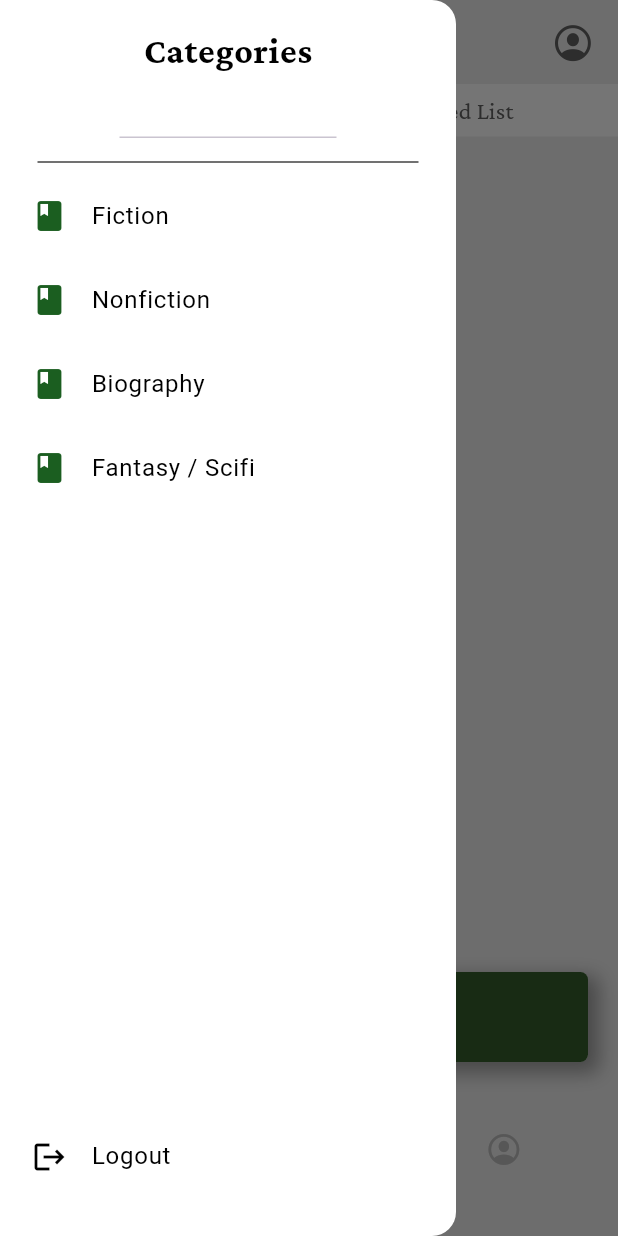
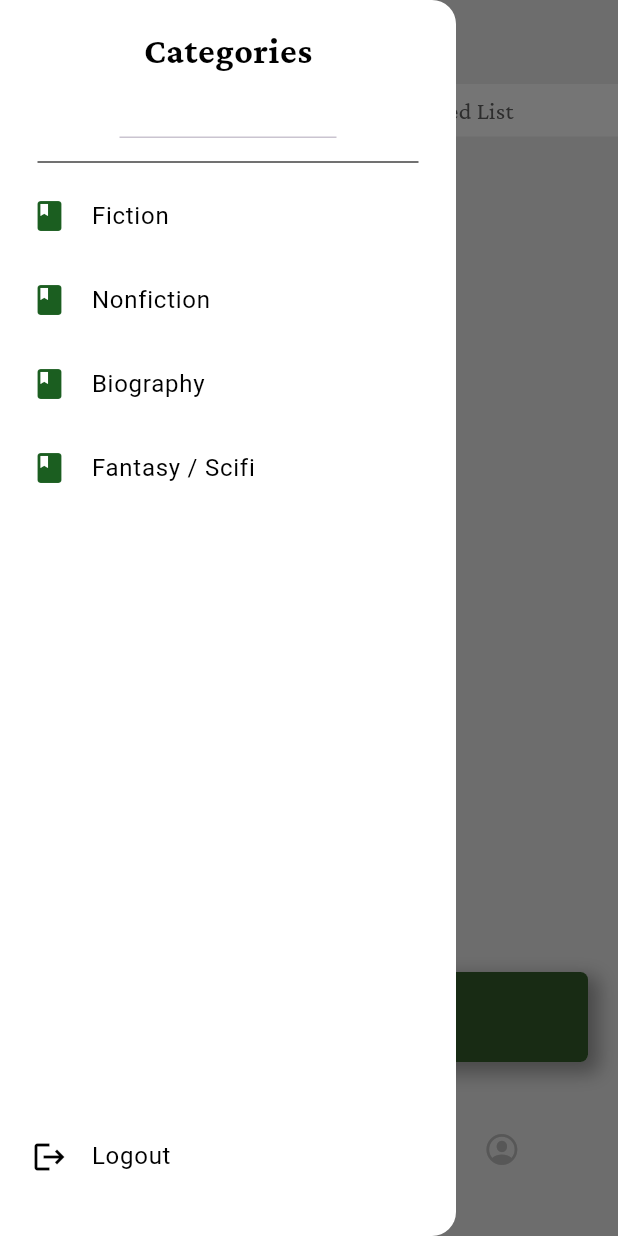
Before and after one commit to ivanespinoza518/QuillAndQuirk, a Flutter app: the HomePage screen opened directly with empty values, item 2 of the bottom bar chosen, in the side drawer, after a tap on the "menu" icon, on a phone screen of 412 x 824 dp. Run offline on Flutter 3.47's test engine with Material 3 defaults, Android fonts, the phone set to English and light mode, and no system bars; drawn by our look-alikes of google_nav_bar; our stand-ins replace flutter_rating_bar, google_fonts; network calls fail.

Commit message:
Fixed layout of the cart.

```diff
--- /dev/null
+++ b/quill_and_quirk/lib/components/book_info.dart
@@ -0,0 +1,55 @@
+import 'package:flutter/material.dart';
+import 'package:google_fonts/google_fonts.dart';
+import 'package:quill_and_quirk/constants/app_sizes.dart';
+
+class BookInfo extends StatelessWidget {
+  const BookInfo({
+    super.key,
+    required this.title,
+    required this.author,
+    required this.price,
+    required this.fontSize,
+  });
+  final String title;
+  final String author;
+  final double price;
+  final double fontSize;
+
+  @override
+  Widget build(BuildContext context) {
+    return Column(
+      mainAxisAlignment: MainAxisAlignment.start,
+      crossAxisAlignment: CrossAxisAlignment.start,
+      children: [
+        Text(
+          title,
+          overflow: TextOverflow.ellipsis,
+          style: TextStyle(
+            color: Colors.black,
+            fontFamily: GoogleFonts.crimsonPro().fontFamily,
+            fontSize: fontSize,
+          ),
+        ),
+        Text(
+          author,
+          overflow: TextOverflow.ellipsis,
+          style: TextStyle(
+            color: Colors.black54,
+            fontFamily: GoogleFonts.crimsonPro().fontFamily,
+            fontSize: fontSize * .75,
+          ),
+        ),
+        gapH12,
+        Text(
+          '\$$price',
+          style: TextStyle(
+            color: Colors.black,
+            fontFamily: GoogleFonts.crimsonPro().fontFamily,
+            fontSize: fontSize,
+            fontWeight: FontWeight.bold,
+          ),
+        ),
+      ],
+    );
+  }
+}
--- a/quill_and_quirk/lib/components/book_tile.dart
+++ b/quill_and_quirk/lib/components/book_tile.dart
@@ -1,6 +1,7 @@
 import 'package:flutter/material.dart';
 import 'package:http/http.dart' as http;
 import 'package:flutter_rating_bar/flutter_rating_bar.dart';
+import 'package:quill_and_quirk/components/book_info.dart';
 
 import '../models/book.dart';
 
@@ -15,7 +16,7 @@
       margin: const EdgeInsets.only(left: 25),
       width: 250,
       decoration: BoxDecoration(
-        color: Colors.grey[100],
+        color: Colors.white,
         borderRadius: BorderRadius.circular(12),
       ),
       child: Padding(
@@ -37,46 +38,31 @@
                 Column(
                   children: [
                     // Book Title
-                    Text(book.title,
-                        style: const TextStyle(
-                            fontWeight: FontWeight.w600, fontSize: 16.0),
-                        overflow: TextOverflow.ellipsis),
-
-                    // Author
-                    Text('by ${book.author}',
-                        style: const TextStyle(
-                          fontWeight: FontWeight.w600,
-                          fontSize: 10.0,
-                          color: Colors.grey,
-                        ),
-                        overflow: TextOverflow.ellipsis),
-
-                    // Price
-                    Text('\$${book.price}',
-                        style: const TextStyle(
-                          fontWeight: FontWeight.w600,
-                          fontSize: 12.0,
-                        ),
-                        overflow: TextOverflow.ellipsis),
+                    BookInfo(
+                      title: book.title,
+                      author: book.author,
+                      price: book.price,
+                      fontSize: 16.0,
+                    ),
 
                     const SizedBox(height: 5.0),
 
                     // Rating
-                    RatingBar.builder(
-                      initialRating: 3.5,
-                      minRating: 1,
-                      direction: Axis.horizontal,
-                      allowHalfRating: true,
-                      itemCount: 5,
-                      itemSize: 10,
-                      ignoreGestures: true,
-                      itemPadding: const EdgeInsets.symmetric(horizontal: 0.5),
-                      itemBuilder: (context, _) => const Icon(
-                        Icons.star,
-                        color: Colors.amber,
-                      ),
-                      onRatingUpdate: (rating) {},
-                    )
+                    // RatingBar.builder(
+                    //   initialRating: 3.5,
+                    //   minRating: 1,
+                    //   direction: Axis.horizontal,
+                    //   allowHalfRating: true,
+                    //   itemCount: 5,
+                    //   itemSize: 10,
+                    //   ignoreGestures: true,
+                    //   itemPadding: const EdgeInsets.symmetric(horizontal: 0.5),
+                    //   itemBuilder: (context, _) => const Icon(
+                    //     Icons.star,
+                    //     color: Colors.amber,
+                    //   ),
+                    //   onRatingUpdate: (rating) {},
+                    // )
                   ],
                 ),
 
--- a/quill_and_quirk/lib/components/bottom_nav.dart
+++ b/quill_and_quirk/lib/components/bottom_nav.dart
@@ -1,5 +1,6 @@
 import 'package:flutter/cupertino.dart';
 import 'package:flutter/material.dart';
+import 'package:google_fonts/google_fonts.dart';
 import 'package:google_nav_bar/google_nav_bar.dart';
 
 class BottomNavBar extends StatelessWidget {
@@ -12,11 +13,12 @@
       padding: const EdgeInsets.symmetric(vertical: 20),
       child: GNav(
         color: Colors.grey[400],
-        activeColor: Colors.grey.shade700,
-        tabActiveBorder: Border.all(color: Colors.white),
-        tabBackgroundColor: Colors.grey.shade100,
+        activeColor: Colors.black,
+        tabActiveBorder: Border.all(color: Colors.transparent),
+        tabBackgroundColor: Colors.white,
         mainAxisAlignment: MainAxisAlignment.center,
         tabBorderRadius: 16,
+        textStyle: TextStyle(fontFamily: GoogleFonts.crimsonPro().fontFamily),
         gap: 8,
         onTabChange: (value) => onTabChange!(value),
         tabs: const [
--- a/quill_and_quirk/lib/components/checkout_menu.dart
+++ b/quill_and_quirk/lib/components/checkout_menu.dart
@@ -37,7 +37,7 @@
 
                     const Divider(
                       height: 1.0,
-                      thickness: 0.8,
+                      thickness: 1.0,
                       color: Colors.black,
                     ),
 
--- a/quill_and_quirk/lib/models/book.dart
+++ b/quill_and_quirk/lib/models/book.dart
@@ -2,6 +2,7 @@
 
 /// model for book
 class Book {
+  late String id;
   late String title;
   late String author;
   late String description;
@@ -10,6 +11,7 @@
   late String category;
 
   Book(
+    this.id,
     this.title,
     this.author,
     this.description,
@@ -19,7 +21,7 @@
   );
 
   Book.fromMap(Map<String, dynamic> map) {
-    //id = map['id'];
+    id = map['id'];
     title = map['volumeInfo']['title'];
     author = (map['volumeInfo']['authors'] == null)
         ? ''
--- a/quill_and_quirk/lib/models/cart.dart
+++ b/quill_and_quirk/lib/models/cart.dart
@@ -9,6 +9,7 @@
   //temporary replacement for previous list, category needs to be fixed for this
   List<Book> bookStore = [
     Book(
+      '1',
       'Basics with Babish',
       'Andrea Rea',
       '',
@@ -17,6 +18,7 @@
       'Cooking',
     ),
     Book(
+      '2',
       'Iron Flame',
       'Rebecca Yarros',
       '',
@@ -25,6 +27,7 @@
       'Fantasy',
     ),
     Book(
+      '3',
       'Sword Catcher',
       'Cassandra Claire',
       '',
@@ -33,6 +36,7 @@
       'Fantasy',
     ),
     Book(
+      '4',
       'The Way of Kings',
       'Brandon Sanderson',
       '',
@@ -40,7 +44,6 @@
       'http://books.google.com/books/content?id=QVn-CgAAQBAJ&printsec=frontcover&img=1&zoom=1&edge=curl&source=gbs_api',
       'Fantasy',
     ),
-
   ];
   /*List<Book> bookStore = [
     Book(
--- a/quill_and_quirk/lib/pages/home_page.dart
+++ b/quill_and_quirk/lib/pages/home_page.dart
@@ -115,11 +115,14 @@
 
               // Profile Icon
               // todo: Need to make it into a button
-              Icon(
-                CupertinoIcons.profile_circled,
-                color: Colors.grey.shade700,
-                size: 28.0,
-              ),
+              // GestureDetector(
+              //   onTap: () => navigateBottomBar(3),
+              //   child: Icon(
+              //     CupertinoIcons.profile_circled,
+              //     color: Colors.grey.shade700,
+              //     size: 28.0,
+              //   ),
+              // ),
             ],
           ),
         ),
--- a/quill_and_quirk/lib/pages/search_page.dart
+++ b/quill_and_quirk/lib/pages/search_page.dart
@@ -26,8 +26,9 @@
   @override
   Widget build(BuildContext context) {
     return Scaffold(
+        backgroundColor: Colors.white,
         appBar: AppBar(
-          backgroundColor: Colors.white,
+          backgroundColor: Colors.grey[200],
           iconTheme: const IconThemeData(
             color: Colors.grey,
           ),
--- a/quill_and_quirk/lib/pages/shop_page.dart
+++ b/quill_and_quirk/lib/pages/shop_page.dart
@@ -1,5 +1,7 @@
 import 'package:flutter/material.dart';
+import 'package:google_fonts/google_fonts.dart';
 import 'package:provider/provider.dart';
+import 'package:quill_and_quirk/constants/app_sizes.dart';
 import 'search_page.dart';
 
 import 'package:quill_and_quirk/components/book_tile.dart';
@@ -42,14 +44,14 @@
             onTap: () => Navigator.push(
               context,
               MaterialPageRoute(
-                builder: (context) => SearchPage(),
+                builder: (context) => const SearchPage(),
               ),
             ),
             child: Container(
               padding: const EdgeInsets.all(12),
               margin: const EdgeInsets.symmetric(horizontal: 25),
               decoration: BoxDecoration(
-                color: Colors.grey[100],
+                color: Colors.white,
                 borderRadius: BorderRadius.circular(8),
               ),
               child: const Row(
@@ -70,44 +72,47 @@
 
           // message
           Padding(
-            padding: EdgeInsets.symmetric(vertical: 25.0),
+            padding: const EdgeInsets.symmetric(vertical: 25.0),
             child: Text(
               'Welcome Back, ${widget.savedText}!',
               style: TextStyle(
                 fontWeight: FontWeight.bold,
+                fontFamily: GoogleFonts.crimsonPro().fontFamily,
                 color: Colors.black,
               ),
             ),
           ),
 
           // popular books
-          const Padding(
-            padding: EdgeInsets.symmetric(horizontal: 25.0),
+          Padding(
+            padding: const EdgeInsets.symmetric(horizontal: 25.0),
             child: Row(
               mainAxisAlignment: MainAxisAlignment.spaceBetween,
               crossAxisAlignment: CrossAxisAlignment.end,
               children: [
                 Text(
-                  'Popular Books',
+                  'Top 10 lBooks',
                   style: TextStyle(
+                    fontFamily: GoogleFonts.crimsonPro().fontFamily,
                     fontWeight: FontWeight.bold,
-                    color: Color.fromARGB(255, 53, 94, 43),
                     fontSize: 24,
+                    color: const Color.fromARGB(255, 53, 94, 43),
                   ),
                 ),
-                Text(
-                  'See all',
-                  style: TextStyle(
-                    fontWeight: FontWeight.bold,
-                    color: Color.fromARGB(255, 53, 94, 43),
-                  ),
-                )
+                // Text(
+                //   'See all',
+                //   style: TextStyle(
+                //     fontWeight: FontWeight.bold,
+                //     color: Color.fromARGB(255, 53, 94, 43),
+                //   ),
+                // )
               ],
             ),
           ),
 
-          const SizedBox(height: 10),
+          gapH12,
 
+          // List of books
           Expanded(
             child: ListView.builder(
               itemCount: 4,
@@ -125,14 +130,7 @@
             ),
           ),
 
-          const Padding(
-            padding: EdgeInsets.only(
-              top: 15.0,
-            ),
-            child: Divider(
-              color: Color.fromARGB(255, 189, 189, 189),
-            ),
-          )
+          gapH12,
         ],
       ),
     );
--- /dev/null
+++ b/quill_and_quirk/lib/utils/currency_formatter.dart
@@ -0,0 +1,4 @@
+import 'package:intl/intl.dart';
+
+/// Currency formatter to be used in the app.
+final kCurrencyFormatter = NumberFormat.simpleCurrency();
--- a/quill_and_quirk/pubspec.yaml
+++ b/quill_and_quirk/pubspec.yaml
@@ -43,6 +43,7 @@
   books_finder: ^4.4.0
   provider: ^6.1.1
   http: ^1.1.0
+  intl: ^0.18.1
 
 dev_dependencies:
   flutter_test:
```
Also changed, not shown: quill_and_quirk/lib/components/cart_item.dart (+106 -10 lines), quill_and_quirk/lib/components/two_column_layout.dart (added, +43 -0 lines), quill_and_quirk/lib/constants/app_sizes.dart (added, +36 -0 lines), quill_and_quirk/lib/models/top_ten_books.dart (added, +35 -0 lines), quill_and_quirk/lib/pages/product_page.dart (+12 -1 lines), quill_and_quirk/lib/utils/book_search.dart (added, +20 -0 lines), quill_and_quirk/pubspec.lock. Lines whose indentation alone changed are shown as unchanged.
